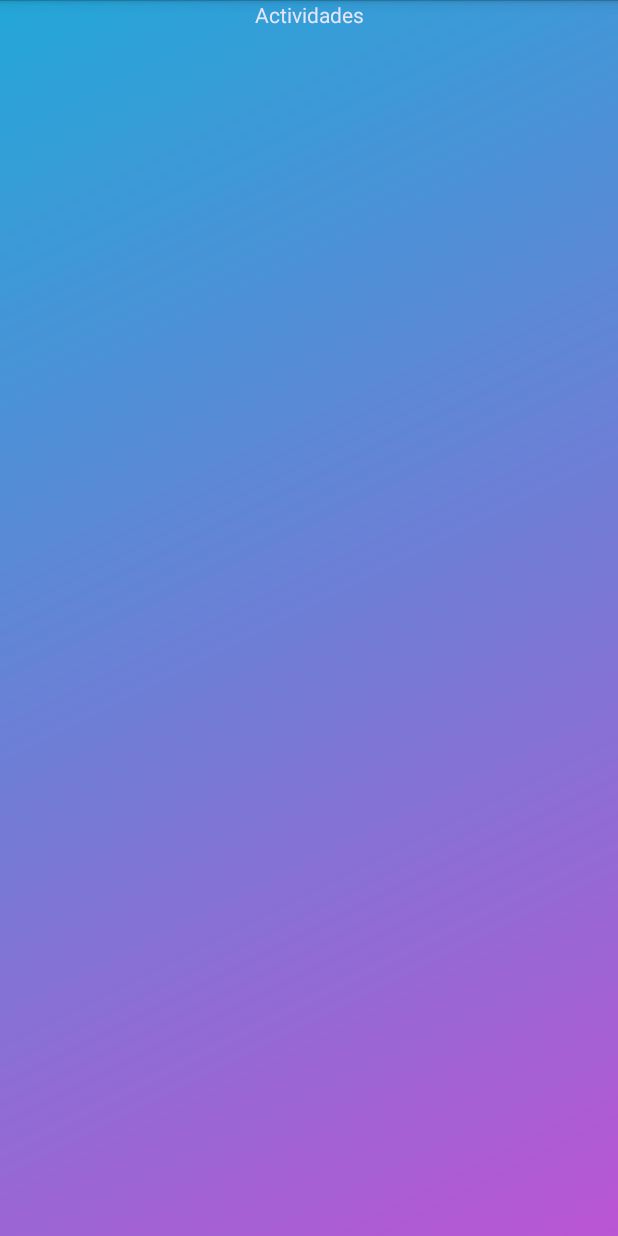
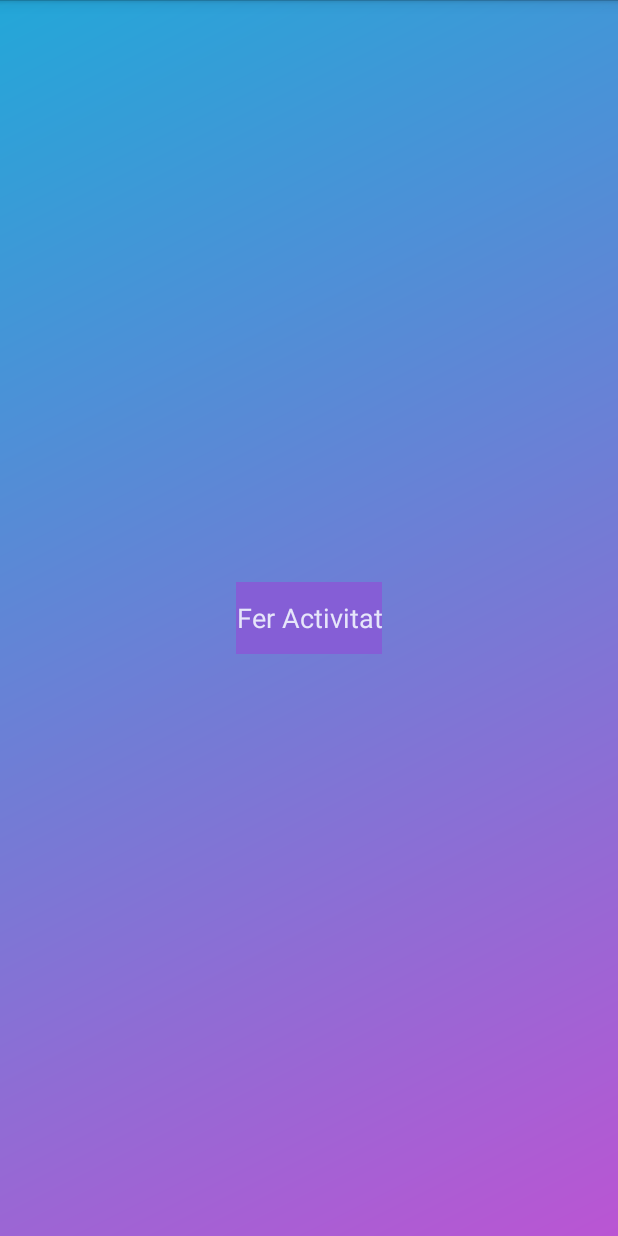
Before and after one commit to oloralibro/AndroidAPK, an Android app: the layout activitat.xml on its own in the app's theme, with its tools: preview values and no code run, on a phone screen of 412 x 824 dp. Run offline under Robolectric (Android 15) with nearby library versions, the light colour scheme and no system bars.

Commit message:
He pasat el usuari a través de les activitats

```diff
--- a/app/src/main/java/com/paugonzalezmarti/www/oloralibro/MainActivity.java
+++ b/app/src/main/java/com/paugonzalezmarti/www/oloralibro/MainActivity.java
@@ -91,7 +91,9 @@ public class MainActivity extends Activity  {
                     if (correcto==true) {
                         Usuari usuari = usuaris[i];
                         Intent menu = new Intent(MainActivity.this, Menu.class);
-                        //menu.putExtra(usuari );
+                        Bundle bundle = new Bundle();
+                        bundle.putSerializable("usuario",usuari);
+                        menu.putExtras(bundle);
                         startActivity(menu);
                     }else if(existe==true) {
                         Toast.makeText(MainActivity.this, "La contraseña es incorrecte", LENGTH_SHORT).show();
--- a/app/src/main/java/com/paugonzalezmarti/www/oloralibro/Usuari.java
+++ b/app/src/main/java/com/paugonzalezmarti/www/oloralibro/Usuari.java
@@ -2,9 +2,10 @@ package com.paugonzalezmarti.www.oloralibro;
 
 import com.google.gson.annotations.SerializedName;
 
+import java.io.Serializable;
 import java.util.ArrayList;
 
-public class Usuari {
+public class Usuari implements Serializable{
     @SerializedName("id")
     private int id;
     @SerializedName("nombre")
--- a/app/src/main/res/layout/activitat.xml
+++ b/app/src/main/res/layout/activitat.xml
@@ -1,10 +1,12 @@
 <RelativeLayout android:layout_height="match_parent"
     android:layout_width="match_parent"
     android:background="@drawable/grd_bg"
-    xmlns:android="http://schemas.android.com/apk/res/android" >
-    <TextView
-        android:layout_width="match_parent"
+    xmlns:android="http://schemas.android.com/apk/res/android"
+    android:gravity="center">
+
+    <Button
+        android:layout_width="wrap_content"
         android:layout_height="wrap_content"
-        style="@style/campo"
-        android:text="@string/activitats"/>
+        android:text="@string/fer_activitat"
+        style="@style/botones"/>
 </RelativeLayout>
--- a/app/src/main/res/values/strings.xml
+++ b/app/src/main/res/values/strings.xml
@@ -16,5 +16,6 @@
     <string name="registrarse">Pulsa aqui para ir al registro</string>
     <string name="title_activity_mapa">Map</string>
     <string name="usuari.json">app\\java\\com.paugo\\com\\te</string>
+    <string name="fer_activitat">Fer Activitat</string>
 
 </resources>
```
Also changed, not shown: app/src/main/java/com/paugonzalezmarti/www/oloralibro/Menu.java (+27 -21 lines).
